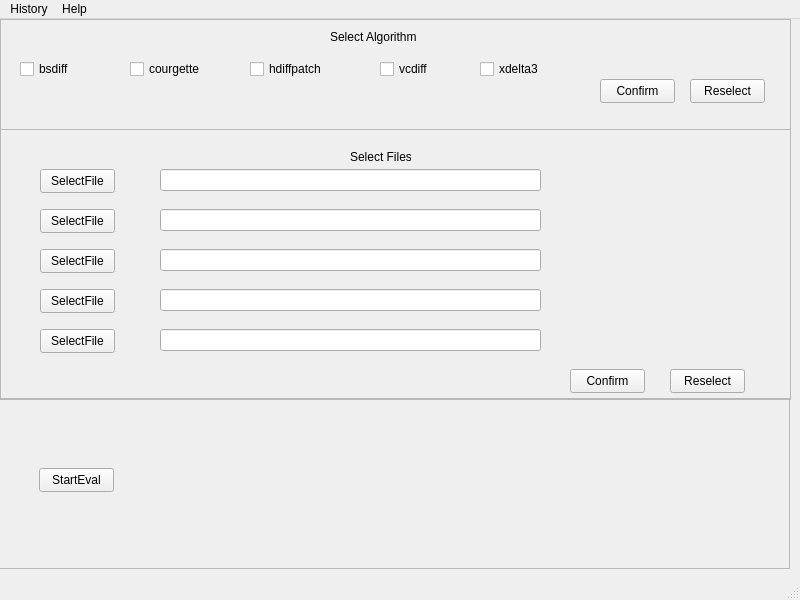
First picture: the form in DiffAlgoEval.ui, repository junye-zhang/DiffAlgoEval, before the edit.
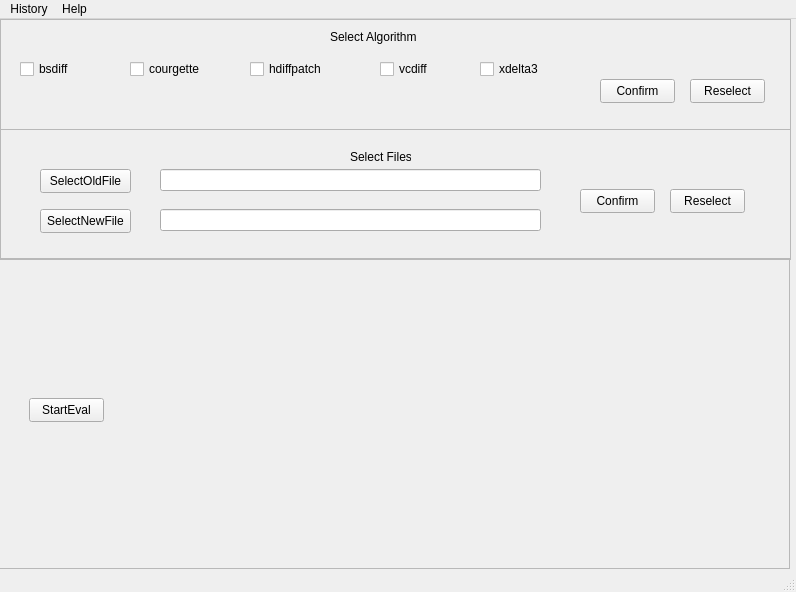
Second picture: the form after the edit.

Commit message: feat: add algo select and file select

Patch:
```diff
--- a/DiffAlgoEval.ui
+++ b/DiffAlgoEval.ui
@@ -6,8 +6,8 @@
    <rect>
     <x>0</x>
     <y>0</y>
-    <width>800</width>
-    <height>600</height>
+    <width>796</width>
+    <height>592</height>
    </rect>
   </property>
   <property name="windowTitle">
@@ -155,7 +155,7 @@
       <x>0</x>
       <y>110</y>
       <width>791</width>
-      <height>271</height>
+      <height>131</height>
      </rect>
     </property>
     <property name="frameShape">
@@ -180,8 +180,8 @@
     <widget class="QPushButton" name="pushButton_3">
      <property name="geometry">
       <rect>
-       <x>570</x>
-       <y>240</y>
+       <x>580</x>
+       <y>60</y>
        <width>75</width>
        <height>24</height>
       </rect>
@@ -194,7 +194,7 @@
      <property name="geometry">
       <rect>
        <x>670</x>
-       <y>240</y>
+       <y>60</y>
        <width>75</width>
        <height>24</height>
       </rect>
@@ -208,12 +208,12 @@
       <rect>
        <x>40</x>
        <y>40</y>
-       <width>75</width>
+       <width>91</width>
        <height>24</height>
       </rect>
      </property>
      <property name="text">
-      <string>SelectFile</string>
+      <string>SelectOldFile</string>
      </property>
     </widget>
     <widget class="QLineEdit" name="lineEdit">
@@ -231,56 +231,17 @@
       <rect>
        <x>40</x>
        <y>80</y>
-       <width>75</width>
+       <width>91</width>
        <height>24</height>
       </rect>
      </property>
      <property name="text">
-      <string>SelectFile</string>
+      <string>SelectNewFile</string>
      </property>
     </widget>
-    <widget class="QPushButton" name="pushButton_7">
+    <widget class="QLineEdit" name="lineEdit_newfile">
      <property name="geometry">
       <rect>
-       <x>40</x>
-       <y>120</y>
-       <width>75</width>
-       <height>24</height>
-      </rect>
-     </property>
-     <property name="text">
-      <string>SelectFile</string>
-     </property>
-    </widget>
-    <widget class="QPushButton" name="pushButton_8">
-     <property name="geometry">
-      <rect>
-       <x>40</x>
-       <y>160</y>
-       <width>75</width>
-       <height>24</height>
-      </rect>
-     </property>
-     <property name="text">
-      <string>SelectFile</string>
-     </property>
-    </widget>
-    <widget class="QPushButton" name="pushButton_9">
-     <property name="geometry">
-      <rect>
-       <x>40</x>
-       <y>200</y>
-       <width>75</width>
-       <height>24</height>
-      </rect>
-     </property>
-     <property name="text">
-      <string>SelectFile</string>
-     </property>
-    </widget>
-    <widget class="QLineEdit" name="lineEdit_2">
-     <property name="geometry">
-      <rect>
        <x>160</x>
        <y>80</y>
        <width>381</width>
@@ -288,44 +249,14 @@
       </rect>
      </property>
     </widget>
-    <widget class="QLineEdit" name="lineEdit_3">
-     <property name="geometry">
-      <rect>
-       <x>160</x>
-       <y>120</y>
-       <width>381</width>
-       <height>22</height>
-      </rect>
-     </property>
-    </widget>
-    <widget class="QLineEdit" name="lineEdit_4">
-     <property name="geometry">
-      <rect>
-       <x>160</x>
-       <y>160</y>
-       <width>381</width>
-       <height>22</height>
-      </rect>
-     </property>
-    </widget>
-    <widget class="QLineEdit" name="lineEdit_5">
-     <property name="geometry">
-      <rect>
-       <x>160</x>
-       <y>200</y>
-       <width>381</width>
-       <height>22</height>
-      </rect>
-     </property>
-    </widget>
    </widget>
    <widget class="QFrame" name="frame_3">
     <property name="geometry">
      <rect>
       <x>-1</x>
-      <y>379</y>
+      <y>239</y>
       <width>791</width>
-      <height>171</height>
+      <height>311</height>
      </rect>
     </property>
     <property name="frameShape">
@@ -337,8 +268,8 @@
     <widget class="QPushButton" name="pushButton_10">
      <property name="geometry">
       <rect>
-       <x>40</x>
-       <y>70</y>
+       <x>30</x>
+       <y>140</y>
        <width>75</width>
        <height>24</height>
       </rect>
@@ -354,7 +285,7 @@
     <rect>
      <x>0</x>
      <y>0</y>
-     <width>800</width>
+     <width>796</width>
      <height>33</height>
     </rect>
    </property>
```
Left out of the diff: 26 changed lines with no effect on the pictures. The commit also changes 5 other files.
